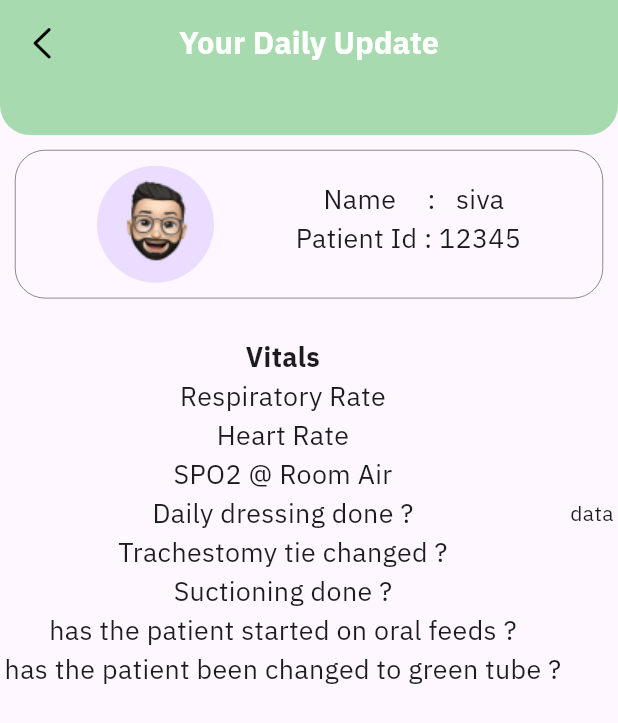
After one commit to SIVANESANTN31/TRACHCARE, a Flutter app: the your_daily_updates screen opened directly, on a phone screen of 412 x 824 dp. The commit adds this screen. Shown: the top 723 px of the screen. Run offline on Flutter 3.47's test engine with Material 3 defaults, Android fonts, the phone set to English and light mode, and no system bars; our stand-ins replace animate_do, carousel_slider, gap, google_fonts, sizer; missing offline and left inert: media_kit, media_kit_video.

Commit message:
dailyupdates pages is half completed!!

```diff
--- a/trachcare/lib/Screens/Views/patient/Bottomnavigationscreens/Medication.dart
+++ b/trachcare/lib/Screens/Views/patient/Bottomnavigationscreens/Medication.dart
@@ -1,14 +1,27 @@
 import "package:flutter/material.dart";
 import "package:google_fonts/google_fonts.dart";
 import "package:sizer/sizer.dart";
+import "package:trachcare/Screens/Views/patient/patientscreens/dailyupdates.dart";
 import "package:trachcare/components/NAppbar.dart";
 import "package:trachcare/style/colors.dart";
 
 class MedicationPage extends StatelessWidget {
   const MedicationPage({super.key});
 
+
+
+
+
+
+
   @override
   Widget build(BuildContext context) {
+
+    void daily_updates(){
+  Navigator.push(
+    context,
+    MaterialPageRoute(builder: (context) =>your_daily_updates()));
+}
     return Scaffold(
       appBar: NormalAppbar(
 
@@ -37,6 +50,10 @@ class MedicationPage extends StatelessWidget {
             children: [
               Padding(
                 padding: const EdgeInsets.all(8.0),
+                child: GestureDetector(
+                  onTap: (){
+                    daily_updates();
+                  },
                   child: Container(width: 42.w,height: 20.h,
 
                   decoration: BoxDecoration(color: loginFormcolor,borderRadius: BorderRadius.circular(15),
@@ -64,6 +81,7 @@ class MedicationPage extends StatelessWidget {
 
                   ],),
 
+                  ),
                 ),
               ),
               Padding(
--- /dev/null
+++ b/trachcare/lib/Screens/Views/patient/patientscreens/dailyupdates.dart
@@ -0,0 +1,160 @@
+import "package:flutter/material.dart";
+import "package:gap/gap.dart";
+import "package:google_fonts/google_fonts.dart";
+import "package:sizer/sizer.dart";
+import "package:trachcare/components/NAppbar.dart";
+import "package:trachcare/style/colors.dart";
+
+class your_daily_updates extends StatelessWidget {
+  const your_daily_updates({super.key});
+
+  @override
+  Widget build(BuildContext context) {
+    return Scaffold(
+      appBar: NormalAppbar(Title: "Your Daily Update"),
+      body: ListView(
+
+        children: [
+          Namecard("siva", "12345"),
+
+          Gap(2.h),
+          Row(
+            mainAxisAlignment: MainAxisAlignment.spaceAround,
+            children: [
+
+              Column(
+                mainAxisAlignment: MainAxisAlignment.spaceAround,
+                children: [
+                Text("Vitals",style:GoogleFonts.ibmPlexSans(
+                        textStyle: TextStyle(
+                          fontWeight: FontWeight.bold,
+                            fontSize: 13.sp))),
+                Text("Respiratory Rate",
+
+
+                textAlign: TextAlign.start,
+                style:GoogleFonts.ibmPlexSans(
+                        textStyle: TextStyle(
+
+                            fontSize: 13.sp))),
+                 Text("Heart Rate",
+                 textAlign: TextAlign.start,
+                 style:GoogleFonts.ibmPlexSans(
+                        textStyle: TextStyle(
+
+                            fontSize: 13.sp))),
+                  Text("SPO2 @ Room Air",
+                  textAlign: TextAlign.start,
+                  style:GoogleFonts.ibmPlexSans(
+                        textStyle: TextStyle(
+
+                            fontSize: 13.sp))),
+                  Text("Daily dressing done ?",
+                  textAlign: TextAlign.start,
+                  style:GoogleFonts.ibmPlexSans(
+                        textStyle: TextStyle(
+
+                            fontSize: 13.sp))),
+                  Text("Trachestomy tie changed ?",
+                  textAlign: TextAlign.start,
+                  style:GoogleFonts.ibmPlexSans(
+                        textStyle: TextStyle(
+
+                            fontSize: 13.sp))),
+                  Text("Suctioning done ?",
+                  textAlign: TextAlign.start,
+                  style:GoogleFonts.ibmPlexSans(
+                        textStyle: TextStyle(
+
+                            fontSize: 13.sp))),
+                  Text("has the patient started on oral feeds ?",
+                  textAlign: TextAlign.start,
+                  style:GoogleFonts.ibmPlexSans(
+                        textStyle: TextStyle(
+
+                            fontSize: 13.sp))),
+                  Text("has the patient been changed to green tube ?",
+                  textAlign: TextAlign.start,
+                  style:GoogleFonts.ibmPlexSans(
+                        textStyle: TextStyle(
+
+                            fontSize: 13.sp))),
+              ],),
+              Column(children: [
+                //TextField(decoration: InputDecoration(hintText: "Values..",border: OutlineInputBorder(borderSide: BorderSide(color: BlackColor))),)
+                Text("data")
+              ],)
+
+          ],)
+
+      ],),
+    );
+  }
+}
+
+Widget Namecard(String name ,String patient_id){
+
+      return Container(
+
+            margin: EdgeInsets.all(10),
+            width: double.infinity,
+            height: 12.h,
+            decoration: BoxDecoration(
+              borderRadius: BorderRadius.circular(20),
+              border: Border.all(color: BlackColor,width: 0.3)
+            ),
+            child: Row(
+
+              mainAxisAlignment: MainAxisAlignment.spaceEvenly,
+              children: [
+                CircleAvatar(
+                  minRadius: 20,
+                  child: Image(image: AssetImage("assets/images/doctor.png")),),
+                Padding(
+                  padding: const EdgeInsets.symmetric(vertical: 20),
+                  child: Row(
+    children: [
+      Column(
+        children: [
+          Text("Name",style: GoogleFonts.ibmPlexSans(
+                        textStyle: TextStyle(
+                            fontSize: 13.sp)),),
+      Text("Patient Id ",style: GoogleFonts.ibmPlexSans(
+                        textStyle: TextStyle(
+                            fontSize: 13.sp)),)
+        ],
+      ),
+      Column(
+        children: [
+          Text(":",style: GoogleFonts.ibmPlexSans(
+                        textStyle: TextStyle(
+                            fontSize: 13.sp)),),
+      Text(": ",style: GoogleFonts.ibmPlexSans(
+                        textStyle: TextStyle(
+                            fontSize: 13.sp)),)
+        ],
+      ),
+      Column(
+        children: [
+          Text(name,style: GoogleFonts.ibmPlexSans(
+                        textStyle: TextStyle(
+                            fontSize: 13.sp)),),
+      Text(patient_id,style: GoogleFonts.ibmPlexSans(
+                        textStyle: TextStyle(
+                            fontSize: 13.sp)),)
+        ],
+      )
+    ],
+  )
+                )
+
+
+
+            ],),
+          );
+
+
+
+
+
+}
```
Lines whose indentation alone changed are shown as unchanged.
